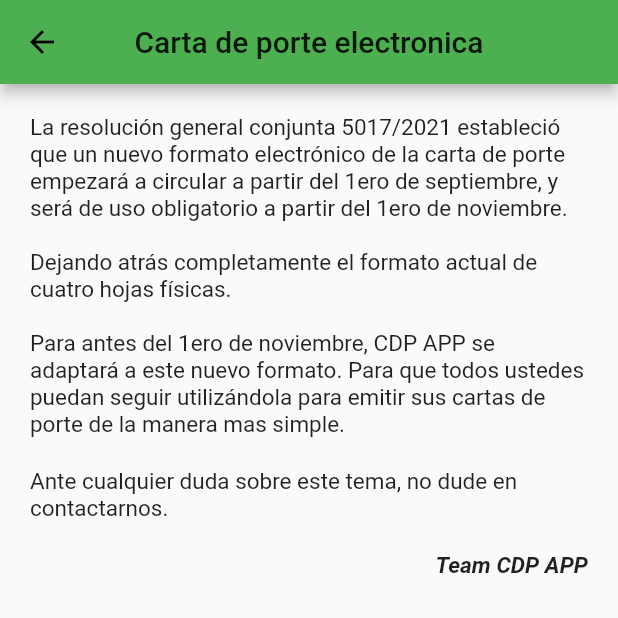
After one commit to HoltzTomas/CDPAPP, a Flutter app: the ElectronicCDPScreen screen opened directly, on a phone screen of 412 x 824 dp, the top half of it. The commit adds this screen. Run offline on Flutter 3.47's test engine with Material 2 defaults, Android fonts, the phone set to English and light mode, and no system bars; drawn by our look-alikes of overlay_support; our stand-ins replace cloud_firestore, connectivity, easy_splash_screen, file_picker, firebase_auth, firebase_core and 6 more; missing offline and left inert: purchases_flutter, syncfusion_flutter_pdf, syncfusion_flutter_signaturepad; accounts and stored records are empty.

Commit message:
ElectronicCDP Screen

```diff
--- /dev/null
+++ b/cdp_app/lib/Company/ui/screens/ElectronicCDP/electronic_cdp_screen.dart
@@ -0,0 +1,51 @@
+import 'package:cdp_app/constants.dart';
+import 'package:flutter/material.dart';
+
+class ElectronicCDPScreen extends StatelessWidget {
+  const ElectronicCDPScreen({Key? key}) : super(key: key);
+
+  @override
+  Widget build(BuildContext context) {
+    return Scaffold(
+      appBar: AppBar(
+        backgroundColor: primaryColor,
+        centerTitle: true,
+        title: const Text("Carta de porte electronica"),
+      ),
+      body: Column(
+        children: [
+          Container(
+            margin: const EdgeInsets.symmetric(horizontal: defaultPadding, vertical: defaultPadding),
+            child: const Text(
+              "La resolución general conjunta 5017/2021 estableció que un nuevo formato electrónico de la carta de porte empezará a circular a partir del 1ero de septiembre, y será de uso obligatorio a partir del 1ero de noviembre.\n\nDejando atrás completamente el formato actual de cuatro hojas físicas.\n\nPara antes del 1ero de noviembre, CDP APP se adaptará a este nuevo formato. Para que todos ustedes puedan seguir utilizándola para emitir sus cartas de porte de la manera mas simple.",
+              style: TextStyle(
+                fontSize: 15,
+              ),
+            ),
+          ),
+          Container(
+            margin: const EdgeInsets.symmetric(horizontal: defaultPadding),
+            child: const Text(
+              "Ante cualquier duda sobre este tema, no dude en contactarnos.",
+              style: TextStyle(
+                fontSize: 15,
+              ),
+            ),
+          ),
+          Container(
+            margin: const EdgeInsets.symmetric(horizontal: defaultPadding, vertical: defaultPadding),
+            alignment: Alignment.centerRight,
+            child: const Text(
+              "Team CDP APP",
+              style: TextStyle(
+                fontSize: 15,
+                fontStyle: FontStyle.italic,
+                fontWeight: FontWeight.bold
+              ),
+            ),
+          ),
+        ],
+      ),
+    );
+  }
+}
--- a/cdp_app/lib/Company/ui/screens/HomeScreen/widgets/home_drawer.dart
+++ b/cdp_app/lib/Company/ui/screens/HomeScreen/widgets/home_drawer.dart
@@ -1,4 +1,5 @@
 import 'package:cdp_app/Company/ui/screens/AccountConfigurationScreen/account_configuration_screen.dart';
+import 'package:cdp_app/Company/ui/screens/ElectronicCDP/electronic_cdp_screen.dart';
 import 'package:cdp_app/Company/ui/screens/HomeScreen/widgets/close_session_dialog.dart';
 import 'package:cdp_app/Company/ui/screens/HowToUseScreen/how_to_use_screen.dart';
 import 'package:cdp_app/Subs/providers/purchases_providers.dart';
@@ -30,13 +31,26 @@
             decoration: const BoxDecoration(color: primaryColor),
           ),
           ListTile(
-            leading: const Icon(Icons.help),
+            leading: const Icon(Icons.lightbulb),
             title: const Text("¿Cómo  usar CDP APP?"),
             onTap: () {
               Navigator.push(
                 context,
                 PageTransition(
                     child: const HowToUseScreen(),
+                    type: PageTransitionType.rightToLeft),
+              );
+            },
+          ),
+          const Divider(),
+          ListTile(
+            leading: const Icon(Icons.file_copy),
+            title: const Text("Carta de porte electronica"),
+            onTap: () {
+              Navigator.push(
+                context,
+                PageTransition(
+                    child: const ElectronicCDPScreen(),
                     type: PageTransitionType.rightToLeft),
               );
             },
```
